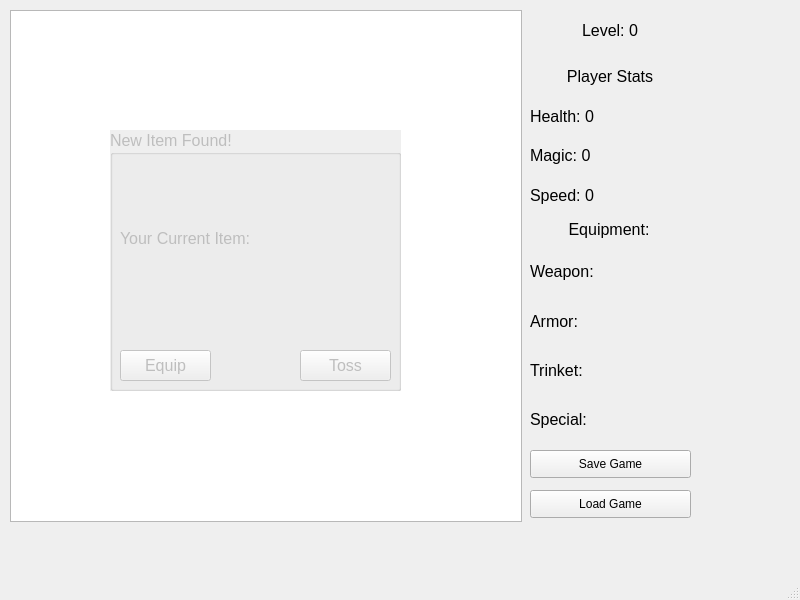
Above: Game/mainwindow.ui from thyo9470/The-Thunder-Dungeon before the change. Below: the same form after it.
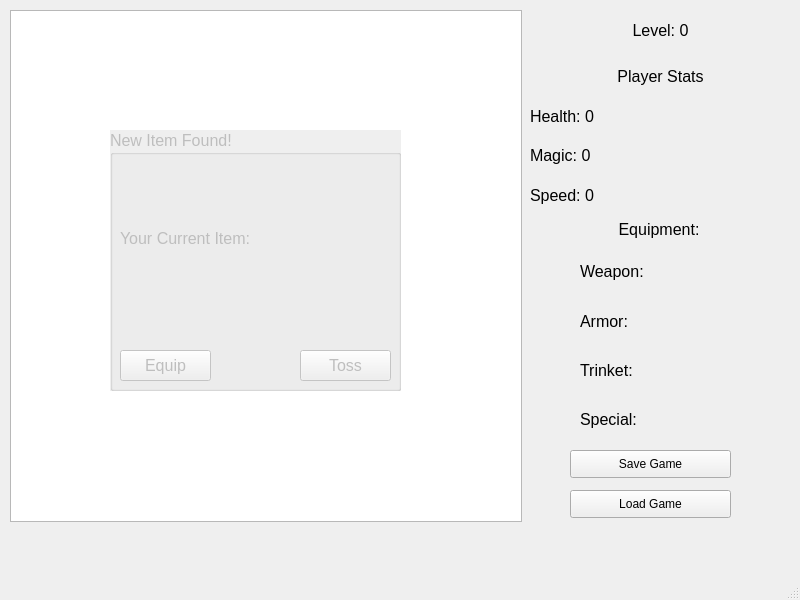
That is the form after the change. Icons and pictures are not drawn.

The edit to the form file:
```diff
--- a/Game/mainwindow.ui
+++ b/Game/mainwindow.ui
@@ -29,7 +29,7 @@
      <rect>
       <x>530</x>
       <y>10</y>
-      <width>160</width>
+      <width>261</width>
       <height>41</height>
      </rect>
     </property>
@@ -59,7 +59,7 @@
      <rect>
       <x>530</x>
       <y>60</y>
-      <width>160</width>
+      <width>261</width>
       <height>151</height>
      </rect>
     </property>
@@ -126,7 +126,7 @@
    <widget class="QPushButton" name="save_button">
     <property name="geometry">
      <rect>
-      <x>530</x>
+      <x>570</x>
       <y>450</y>
       <width>161</width>
       <height>28</height>
@@ -139,7 +139,7 @@
    <widget class="QPushButton" name="load_button">
     <property name="geometry">
      <rect>
-      <x>530</x>
+      <x>570</x>
       <y>490</y>
       <width>161</width>
       <height>28</height>
@@ -152,7 +152,7 @@
    <widget class="QWidget" name="verticalLayoutWidget_3">
     <property name="geometry">
      <rect>
-      <x>530</x>
+      <x>580</x>
       <y>250</y>
       <width>91</width>
       <height>191</height>
@@ -212,7 +212,7 @@
    <widget class="QLabel" name="equipment">
     <property name="geometry">
      <rect>
-      <x>530</x>
+      <x>580</x>
       <y>210</y>
       <width>158</width>
       <height>39</height>
@@ -236,8 +236,8 @@
    <widget class="QLabel" name="equipmentImage0">
     <property name="geometry">
      <rect>
-      <x>630</x>
-      <y>251</y>
+      <x>680</x>
+      <y>250</y>
       <width>41</width>
       <height>41</height>
      </rect>
@@ -263,8 +263,8 @@
    <widget class="QLabel" name="equipmentImage1">
     <property name="geometry">
      <rect>
-      <x>630</x>
-      <y>301</y>
+      <x>680</x>
+      <y>300</y>
       <width>41</width>
       <height>41</height>
      </rect>
@@ -287,8 +287,8 @@
    <widget class="QLabel" name="equipmentImage2">
     <property name="geometry">
      <rect>
-      <x>630</x>
-      <y>351</y>
+      <x>680</x>
+      <y>350</y>
       <width>41</width>
       <height>41</height>
      </rect>
@@ -311,8 +311,8 @@
    <widget class="QLabel" name="equipmentImage3">
     <property name="geometry">
      <rect>
-      <x>630</x>
-      <y>401</y>
+      <x>680</x>
+      <y>400</y>
       <width>41</width>
       <height>41</height>
      </rect>
```
